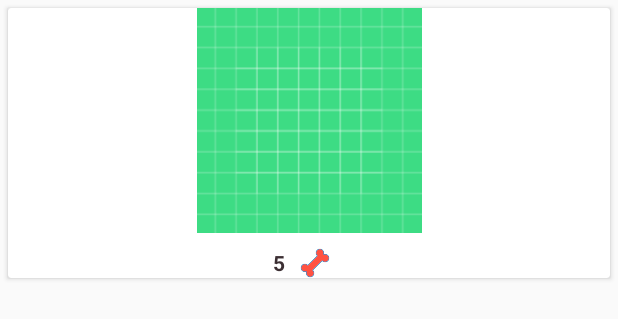
After one commit to WalterGaldamezWeb/appMaterialDesing, an Android app: the layout cardview_perfil.xml on its own in the app's theme, with its tools: preview values and no code run, on a phone screen of 412 x 824 dp. The commit adds this screen. Shown: the top 319 px of the screen. Run offline under Robolectric (Android 15) with nearby library versions, the phone set to English and light mode, and no system bars.

Commit message:
Se agrego perfil mascota en tablayout

```diff
--- a/app/build.gradle
+++ b/app/build.gradle
@@ -41,6 +41,7 @@ dependencies {
     implementation 'com.sun.mail:android-mail:1.6.2'
     implementation 'com.sun.mail:android-activation:1.6.2'
     implementation 'androidx.legacy:legacy-support-v4:1.0.0'
+    implementation 'com.mikhaellopez:circularimageview:4.2.0'
     testImplementation 'junit:junit:4.12'
     androidTestImplementation 'androidx.test.ext:junit:1.1.1'
     androidTestImplementation 'androidx.test.espresso:espresso-core:3.2.0'
--- a/app/src/main/java/com/waltergaldamezweb/appmaterialdesing/MascotaAdaptador.java
+++ b/app/src/main/java/com/waltergaldamezweb/appmaterialdesing/MascotaAdaptador.java
@@ -67,7 +67,6 @@ public class MascotaAdaptador extends RecyclerView.Adapter<MascotaAdaptador.Masc
         private TextView tvLikes;
         private ImageButton btnLike;
 
-
         public MascotaViewHolder(@NonNull View itemView) {
             super(itemView);
             imgCardView = (ImageView) itemView.findViewById(R.id.imgCardView);
--- /dev/null
+++ b/app/src/main/res/layout/cardview_perfil.xml
@@ -0,0 +1,50 @@
+<?xml version="1.0" encoding="utf-8"?>
+<androidx.cardview.widget.CardView
+    xmlns:android="http://schemas.android.com/apk/res/android"
+    android:layout_width="match_parent"
+    android:layout_height="wrap_content"
+    android:id="@+id/cvMascota"
+    android:layout_margin="@dimen/margenesCardView">
+
+    <LinearLayout
+        android:layout_width="match_parent"
+        android:layout_height="wrap_content"
+        android:orientation="vertical">
+
+        <ImageView
+            android:layout_width="match_parent"
+            android:layout_height="150dp"
+            android:id="@+id/imgCardView"
+            android:src="@drawable/ic_launcher_background"
+            android:scaleType="fitCenter"
+            android:contentDescription="@string/descripcionImgCardView"/>
+
+
+        <LinearLayout
+            android:layout_width="match_parent"
+            android:layout_height="wrap_content"
+            android:orientation="horizontal"
+            android:gravity="center_horizontal">
+
+                <TextView
+                    android:layout_width="wrap_content"
+                    android:layout_height="wrap_content"
+                    android:id="@+id/tvLikes"
+                    android:text="@string/cardViewLikes"
+                    android:textStyle="bold"
+                    android:layout_marginTop="@dimen/margenSuperiorLikesCardView"
+                    android:layout_marginRight="@dimen/margenDerechoLikesCardView"/>
+
+                <ImageView
+                    android:id="@+id/iconoDos"
+                    android:layout_width="@dimen/anchoImgLikesCardView"
+                    android:layout_height="@dimen/alturaImgLikesCardView"
+                    android:src="@drawable/hueso_color"
+                    android:layout_marginTop="@dimen/margenSuperiorImgLikesCardView"
+                    android:layout_marginRight="@dimen/margenDerechoImgLikesCardView"/>
+
+        </LinearLayout>
+
+    </LinearLayout>
+
+</androidx.cardview.widget.CardView>
```
Also changed, not shown: app/src/main/java/com/waltergaldamezweb/appmaterialdesing/PerfilAdaptador.java (added, +56 -0 lines), app/src/main/java/com/waltergaldamezweb/appmaterialdesing/Perfil_Mascota.java (+51 -46 lines), app/src/main/java/com/waltergaldamezweb/appmaterialdesing/RecyclerViewMascota.java (+0 -20 lines), app/src/main/res/layout/fragment_perfil__mascota.xml (+34 -4 lines).
